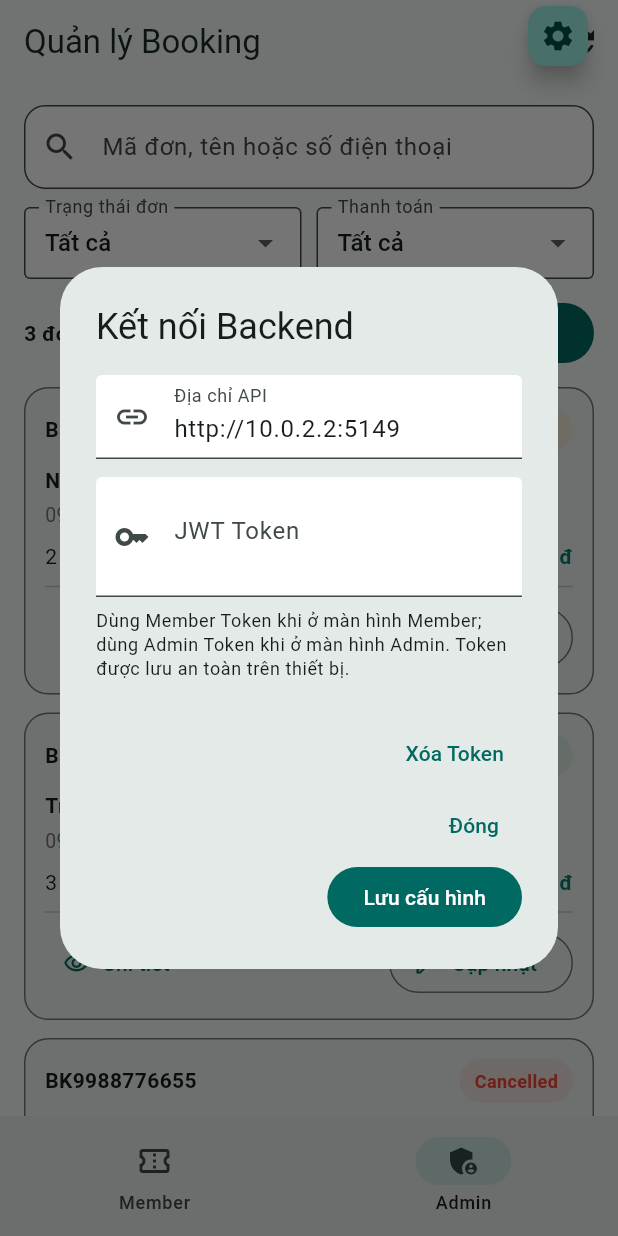
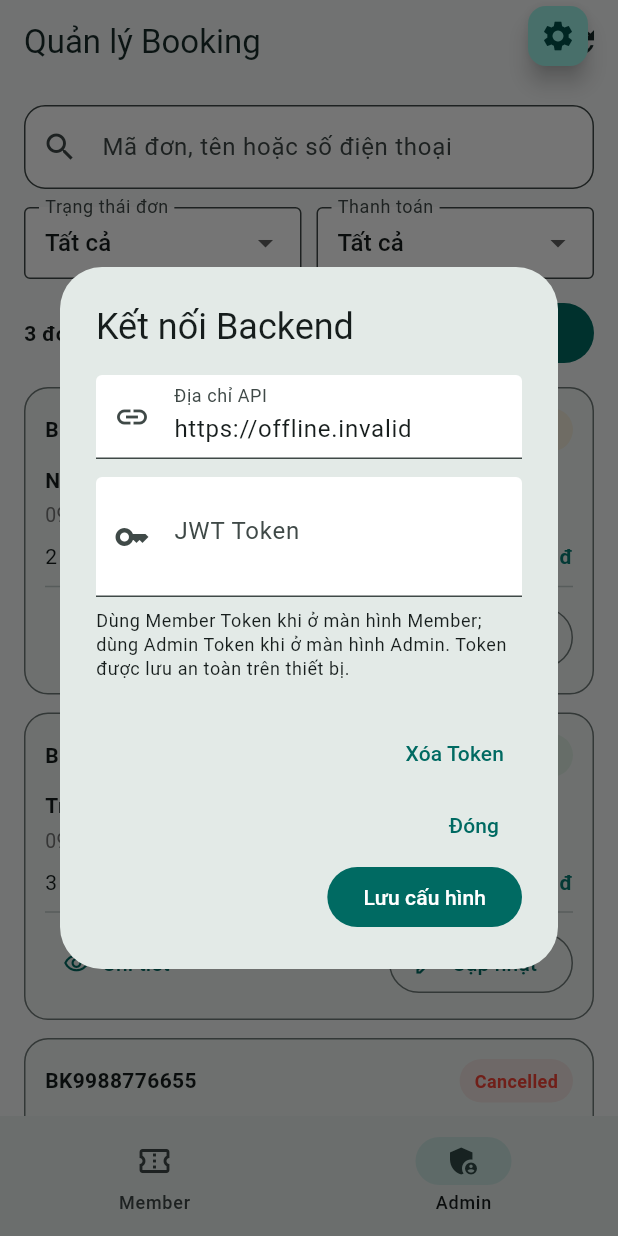
Before and after one commit to Hoanghung1233/TravelVietnamApp, a Flutter app: the screen it shows after launch, item 2 of the bottom bar chosen, after a tap on the "settings" icon, on a phone screen of 412 x 824 dp. Run offline on Flutter 3.47's test engine with Material 3 defaults, Android fonts, the phone set to English and light mode, and no system bars; our stand-ins replace flutter_dotenv, flutter_secure_storage.

Commit message:
cập nhật file lib

```diff
--- a/travel_vn/lib/main.dart
+++ b/travel_vn/lib/main.dart
@@ -1,26 +1,33 @@
 import 'package:flutter/material.dart';
+import 'package:flutter_dotenv/flutter_dotenv.dart';
 
 import 'pages/admin_booking_page.dart';
 import 'pages/booking_page.dart';
 import 'services/session_helper.dart';
 
-void main() {
+Future<void> main() async {
   WidgetsFlutterBinding.ensureInitialized();
-  runApp(const TravelBookingApp());
+
+  await dotenv.load(fileName: '.env');
+
+  runApp(const MainApp());
 }
 
-class TravelBookingApp extends StatelessWidget {
-  const TravelBookingApp({super.key});
+class MainApp extends StatelessWidget {
+  const MainApp({super.key});
 
   @override
   Widget build(BuildContext context) {
     const primary = Color(0xFF087E75);
+
     return MaterialApp(
-      title: 'TravelVN - Booking',
       debugShowCheckedModeBanner: false,
+      title: 'TravelVN',
       theme: ThemeData(
         useMaterial3: true,
-        colorScheme: ColorScheme.fromSeed(seedColor: primary),
+        colorScheme: ColorScheme.fromSeed(
+          seedColor: primary,
+        ),
         scaffoldBackgroundColor: const Color(0xFFF7F9F9),
         appBarTheme: const AppBarTheme(
           backgroundColor: Color(0xFFF7F9F9),
@@ -32,7 +39,12 @@ class TravelBookingApp extends StatelessWidget {
           fillColor: Colors.white,
         ),
       ),
-      home: const BookingAppShell(),
+      initialRoute: '/',
+      routes: {
+        '/': (context) => const BookingAppShell(),
+        '/booking': (context) => const BookingPage(),
+        '/admin-booking': (context) => const AdminBookingPage(),
+      },
     );
   }
 }
@@ -46,8 +58,9 @@ class BookingAppShell extends StatefulWidget {
 
 class _BookingAppShellState extends State<BookingAppShell> {
   int selectedIndex = 0;
-  bool hasToken = false;
-  String baseUrl = 'http://10.0.2.2:5149';
+
+  String baseUrl = dotenv.env['API_BASE_URL'] ?? 'http://10.0.2.2:5149';
+
   final tokenController = TextEditingController();
   final urlController = TextEditingController();
 
@@ -67,9 +80,10 @@ class _BookingAppShellState extends State<BookingAppShell> {
   Future<void> _loadSettings() async {
     final token = await SessionHelper.token;
     final url = await SessionHelper.baseUrl;
+
     if (!mounted) return;
+
     setState(() {
-      hasToken = token != null && token.isNotEmpty;
       baseUrl = url ?? baseUrl;
       urlController.text = baseUrl;
       tokenController.text = token ?? '';
@@ -78,9 +92,12 @@ class _BookingAppShellState extends State<BookingAppShell> {
 
   Future<void> _settings() async {
     final formKey = GlobalKey<FormState>();
+
     tokenController.text = await SessionHelper.token ?? '';
     urlController.text = await SessionHelper.baseUrl ?? baseUrl;
+
     if (!mounted) return;
+
     await showDialog<void>(
       context: context,
       builder: (dialogContext) => AlertDialog(
@@ -100,8 +117,10 @@ class _BookingAppShellState extends State<BookingAppShell> {
                     hintText: 'http://10.0.2.2:5149',
                     prefixIcon: Icon(Icons.link),
                   ),
-                  validator: (v) => (v == null || !v.startsWith('http'))
-                      ? 'Nhập URL bắt đầu bằng http:// hoặc https://'
+                  validator: (v) => (v == null ||
+                          !(v.startsWith('http://') ||
+                              v.startsWith('https://')))
+                      ? 'Nhập URL hợp lệ'
                       : null,
                 ),
                 const SizedBox(height: 12),
@@ -118,7 +137,9 @@ class _BookingAppShellState extends State<BookingAppShell> {
                 ),
                 const SizedBox(height: 8),
                 Text(
-                  'Dùng Member Token khi ở màn hình Member; dùng Admin Token khi ở màn hình Admin. Token được lưu an toàn trên thiết bị.',
+                  'Dùng Member Token khi ở màn hình Member; '
+                  'dùng Admin Token khi ở màn hình Admin. '
+                  'Token được lưu an toàn trên thiết bị.',
                   style: Theme.of(context).textTheme.bodySmall,
                 ),
               ],
@@ -129,7 +150,9 @@ class _BookingAppShellState extends State<BookingAppShell> {
           TextButton(
             onPressed: () async {
               await SessionHelper.clearToken();
+
               if (!dialogContext.mounted) return;
+
               Navigator.pop(dialogContext);
               await _loadSettings();
             },
@@ -142,19 +165,30 @@ class _BookingAppShellState extends State<BookingAppShell> {
           FilledButton(
             onPressed: () async {
               if (!formKey.currentState!.validate()) return;
-              await SessionHelper.saveBaseUrl(urlController.text.trim());
+
+              await SessionHelper.saveBaseUrl(
+                urlController.text.trim(),
+              );
+
               final token = tokenController.text.trim();
+
               if (token.isEmpty) {
                 await SessionHelper.clearToken();
               } else {
                 await SessionHelper.saveToken(token);
               }
+
               if (!dialogContext.mounted) return;
+
               Navigator.pop(dialogContext);
+
               await _loadSettings();
+
               if (mounted) {
                 ScaffoldMessenger.of(context).showSnackBar(
-                  const SnackBar(content: Text('Đã lưu cấu hình kết nối.')),
+                  const SnackBar(
+                    content: Text('Đã lưu cấu hình kết nối.'),
+                  ),
                 );
               }
             },
@@ -167,12 +201,22 @@ class _BookingAppShellState extends State<BookingAppShell> {
 
   @override
   Widget build(BuildContext context) {
-    final pages = const [BookingPage(), AdminBookingPage()];
+    final pages = const [
+      BookingPage(),
+      AdminBookingPage(),
+    ];
+
     return Scaffold(
-      body: SafeArea(child: selectedIndex == 0 ? pages[0] : pages[1]),
+      body: SafeArea(
+        child: selectedIndex == 0 ? pages[0] : pages[1],
+      ),
       bottomNavigationBar: NavigationBar(
         selectedIndex: selectedIndex,
-        onDestinationSelected: (index) => setState(() => selectedIndex = index),
+        onDestinationSelected: (index) {
+          setState(() {
+            selectedIndex = index;
+          });
+        },
         destinations: const [
           NavigationDestination(
             icon: Icon(Icons.confirmation_number_outlined),
```
Also changed, not shown: travel_vn/pubspec.yaml (+4 -23 lines), travel_vn/pubspec.lock, 1 other file.
